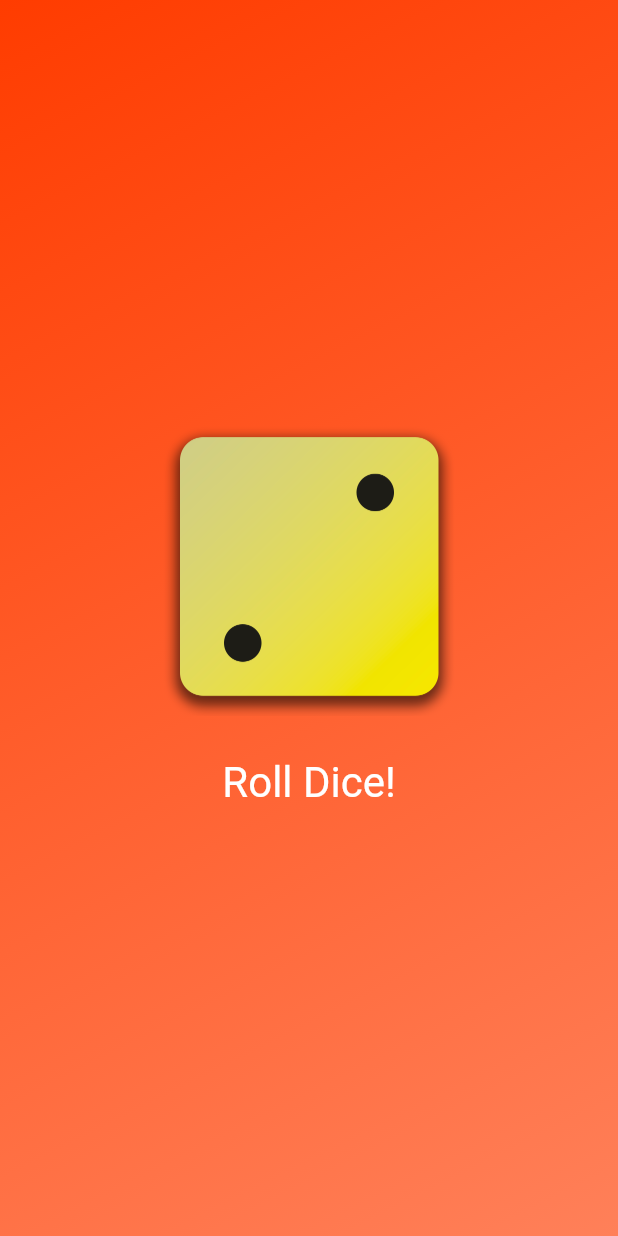
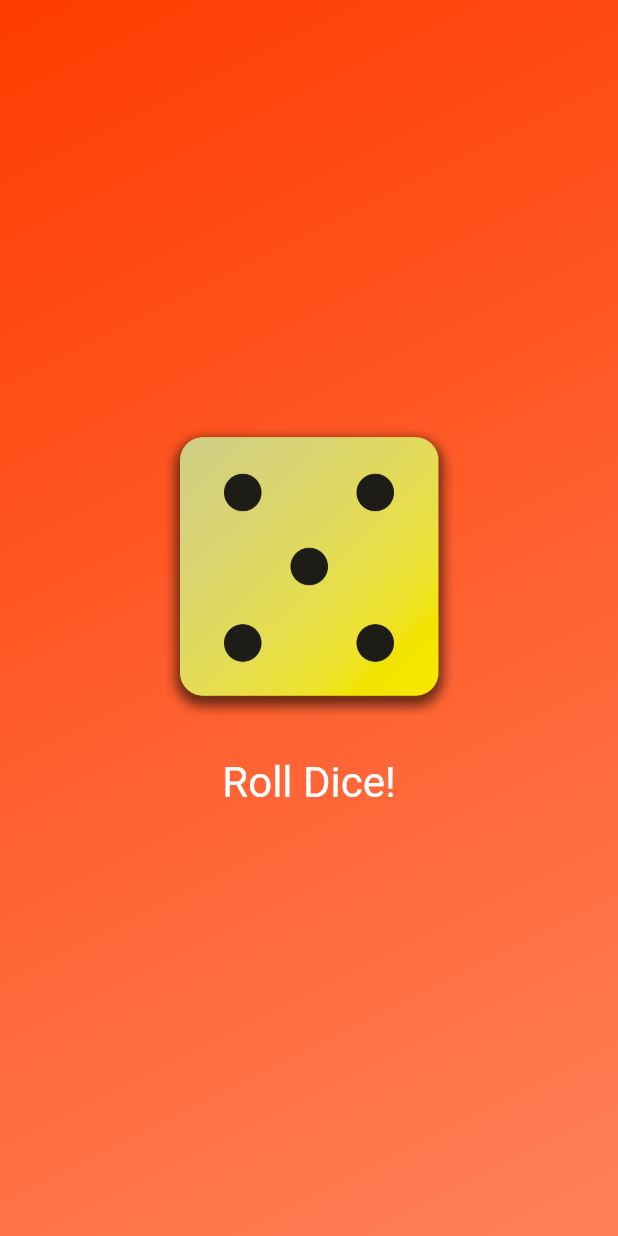
Before and after one commit to kronquistea/Flutter-Dice-Roll-App, a Flutter app: the screen it shows after launch, after a tap on "Roll Dice!", on a phone screen of 412 x 824 dp. Run offline on Flutter 3.47's test engine with Material 3 defaults, Android fonts, the phone set to English and light mode, and no system bars.

Commit message:
End Lecture 51

```diff
--- a/lib/dice_roller.dart
+++ b/lib/dice_roller.dart
@@ -1,4 +1,7 @@
+import 'dart:math';
 import 'package:flutter/material.dart';
+
+final randomizer = Random();
 
 class DiceRoller extends StatefulWidget {
   const DiceRoller({super.key});
@@ -10,11 +13,11 @@ class DiceRoller extends StatefulWidget {
 }
 
 class _DiceRollerState extends State<DiceRoller> {
-  var activeDiceImage = 'assets/images/dice-1.png';
+  var currentDiceRoll = 1;
 
   void rollDice() {
     setState(() {
-      activeDiceImage = 'assets/images/dice-2.png';
+      currentDiceRoll = randomizer.nextInt(6) + 1;
     });
   }
 
@@ -24,7 +27,7 @@ class _DiceRollerState extends State<DiceRoller> {
       mainAxisSize: MainAxisSize.min,
       children: [
         Image.asset(
-          activeDiceImage,
+          'assets/images/dice-$currentDiceRoll.png',
           width: 200,
         ),
         const SizedBox(
```
